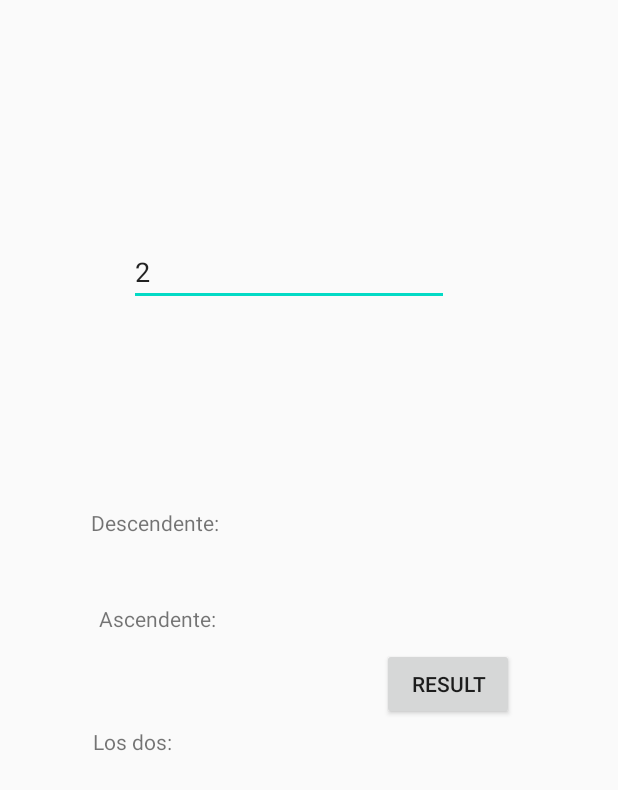
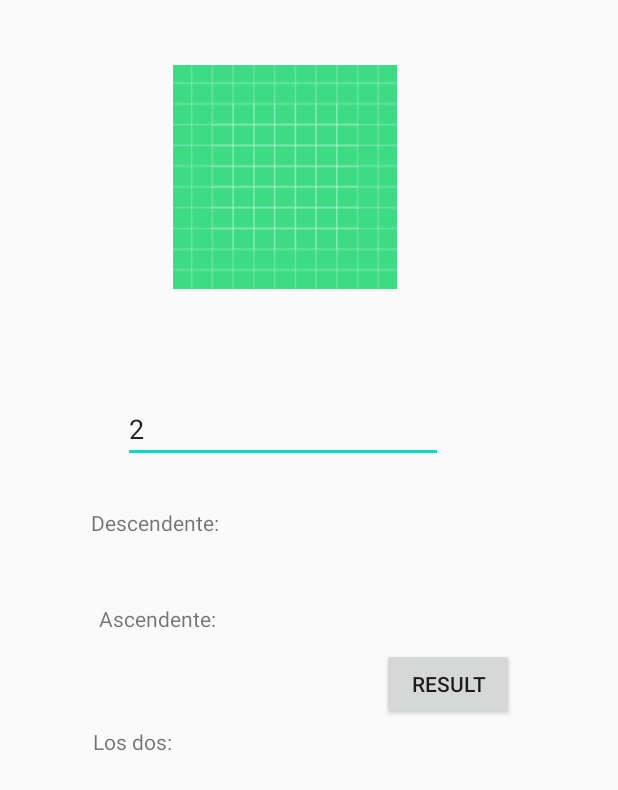
Before and after one commit to eukenepadilla99/HilosActivities, an Android app: the layout activity_main.xml on its own in the app's theme, with its tools: preview values and no code run, on a phone screen of 412 x 824 dp. Shown: the top 790 px of the screen. Run offline under Robolectric (Android 15) with nearby library versions, the phone set to English and light mode, and no system bars.

```diff
--- a/app/build.gradle
+++ b/app/build.gradle
@@ -29,5 +29,5 @@ dependencies {
     testImplementation 'junit:junit:4.12'
     androidTestImplementation 'androidx.test.ext:junit:1.1.2'
     androidTestImplementation 'androidx.test.espresso:espresso-core:3.3.0'
-
+    implementation 'com.squareup.picasso:picasso:2.71828'
 }
--- a/app/src/main/AndroidManifest.xml
+++ b/app/src/main/AndroidManifest.xml
@@ -2,6 +2,7 @@
 <manifest xmlns:android="http://schemas.android.com/apk/res/android"
     package="com.example.hilosactivities">
 
+    <uses-permission android:name="android.permission.INTERNET"></uses-permission>
     <application
         android:allowBackup="true"
         android:icon="@mipmap/ic_launcher"
--- a/app/src/main/res/layout/activity_main.xml
+++ b/app/src/main/res/layout/activity_main.xml
@@ -50,10 +50,10 @@
         android:text="@string/etNum"
         app:layout_constraintBottom_toBottomOf="parent"
         app:layout_constraintEnd_toEndOf="parent"
-        app:layout_constraintHorizontal_bias="0.432"
+        app:layout_constraintHorizontal_bias="0.412"
         app:layout_constraintStart_toStartOf="parent"
         app:layout_constraintTop_toTopOf="parent"
-        app:layout_constraintVertical_bias="0.204" />
+        app:layout_constraintVertical_bias="0.338" />
 
     <Button
         android:id="@+id/butResult"
@@ -67,5 +67,18 @@
         app:layout_constraintTop_toTopOf="parent"
         app:layout_constraintVertical_bias="0.557" />
 
+    <ImageView
+        android:id="@+id/imgUrlId"
+        android:layout_width="149dp"
+        android:layout_height="235dp"
+        app:layout_constraintBottom_toBottomOf="parent"
+        app:layout_constraintEnd_toEndOf="parent"
+        app:layout_constraintHorizontal_bias="0.438"
+        app:layout_constraintStart_toStartOf="parent"
+        app:layout_constraintTop_toTopOf="parent"
+        app:layout_constraintVertical_bias="0.0"
+        app:srcCompat="@drawable/ic_launcher_background"
+        tools:ignore="VectorDrawableCompat" />
+
 
 </androidx.constraintlayout.widget.ConstraintLayout>
```
Also changed, not shown: app/src/main/java/com/example/hilosactivities/MainActivity.java (+45 -12 lines).
